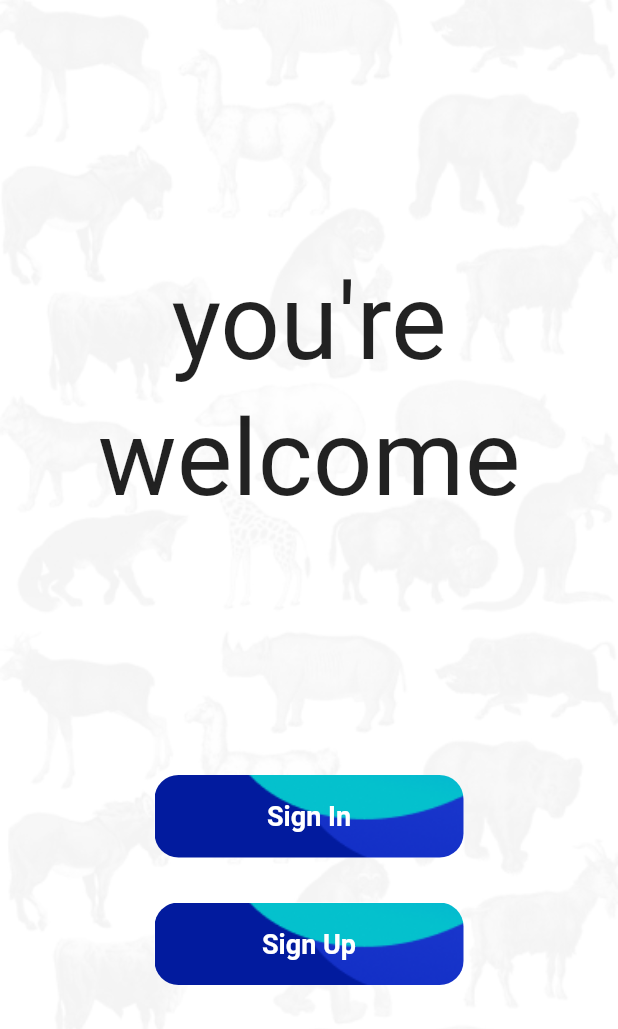
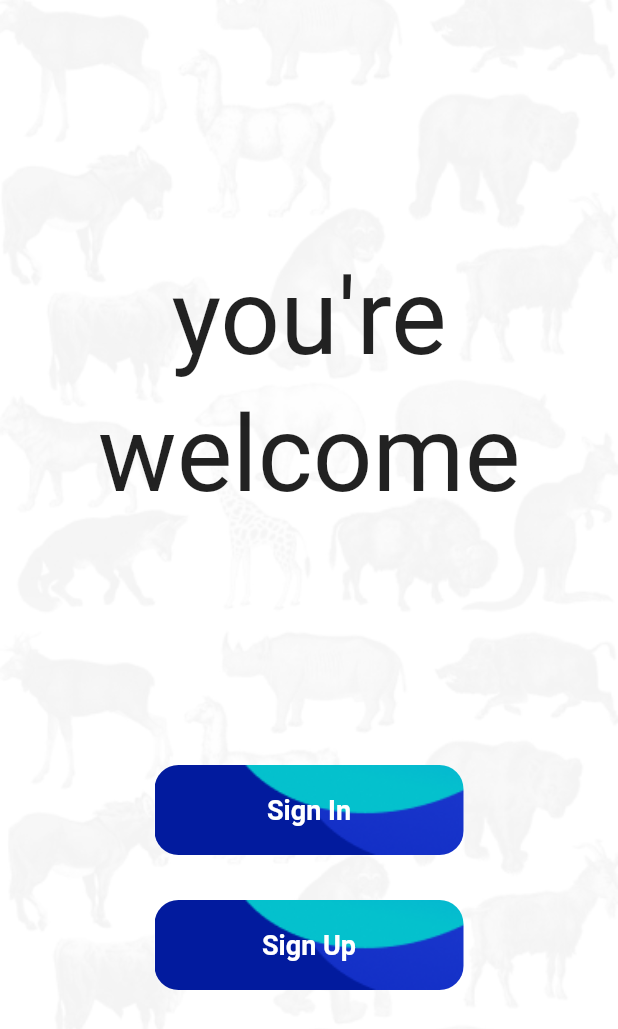
Before and after one commit to the-jossie/faunapp, a Flutter app: the screen it shows after launch, on a phone screen of 412 x 824 dp. Shown: the top 1029 px of the screen. Run offline on Flutter 3.47's test engine with Material 2 defaults, Android fonts, the phone set to English and light mode, and no system bars; our stand-ins replace flutter_svg, get_it, google_fonts, jwt_decoder, shared_preferences, stacked; Roboto replaces fonts that are missing (Sofia); statements that could not run were skipped.

Commit message:
fix: button size

```diff
--- a/lib/widgets/button.dart
+++ b/lib/widgets/button.dart
@@ -20,7 +20,7 @@ class FAButton extends StatelessWidget {
     required this.child,
     required this.onPressed,
     this.width,
-    this.height = 55.0,
+    this.height = 60.0,
     this.radius = 16,
     this.color,
     this.padding,
```
